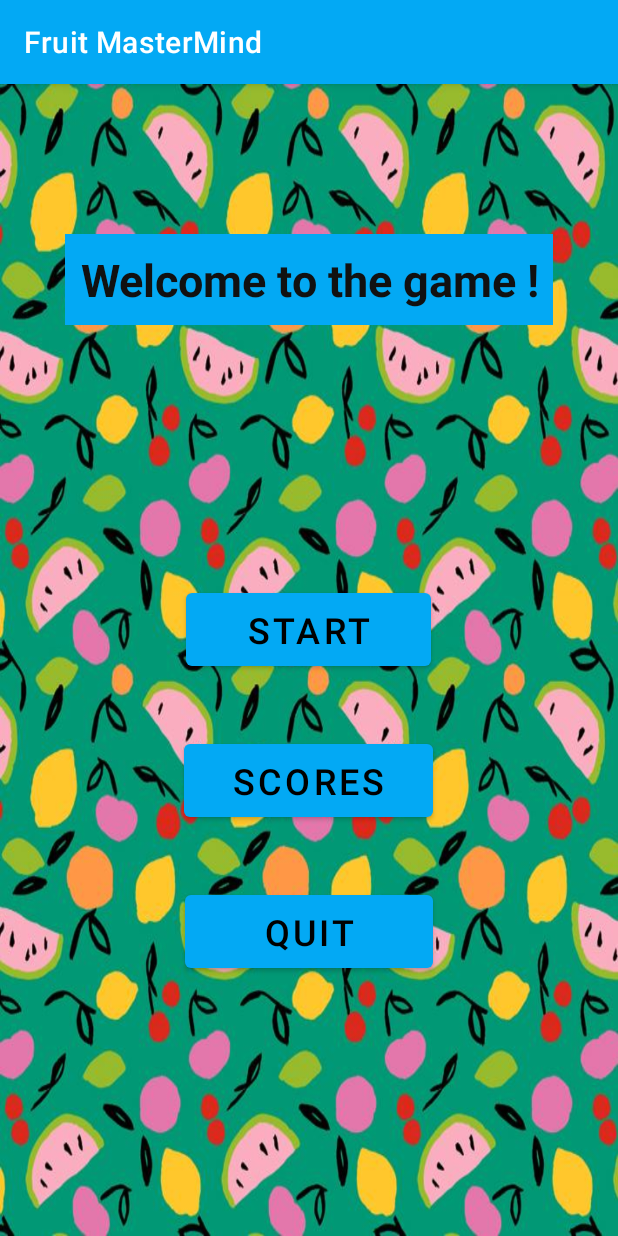
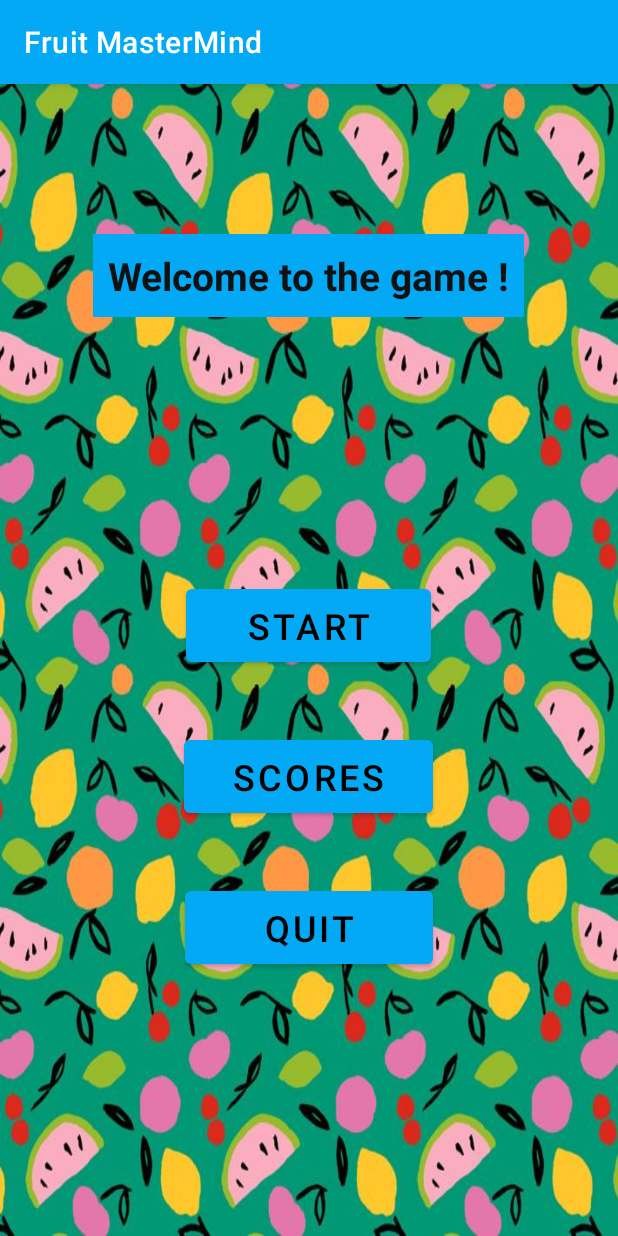
Before and after one commit to lea78/Fruit-Mastermind-App, an Android app: the screen it shows after launch (MainActivity), on a phone screen of 412 x 824 dp. Run offline under Robolectric (Android 15) with nearby library versions, the phone set to English and light mode, and no system bars.

Commit message:
Modification taille Typo titre

```diff
--- a/app/src/main/res/layout/activity_main.xml
+++ b/app/src/main/res/layout/activity_main.xml
@@ -25,7 +25,7 @@
             android:padding="10dp"
             android:text="@string/welcome_to_the_game"
             android:textColor="#111111"
-            android:textSize="30sp"
+            android:textSize="26sp"
             android:textStyle="bold"
             app:layout_constraintBottom_toBottomOf="parent"
             app:layout_constraintLeft_toLeftOf="parent"
```
